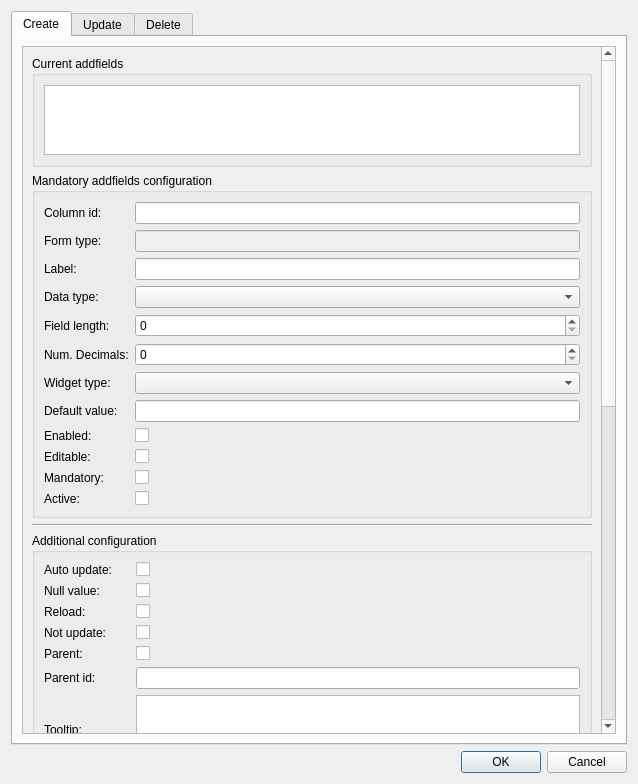
Before: the Qt Designer form ui/manage_addfields.ui in Giswater/giswater_qgis_plugin, drawn with Qt 5.
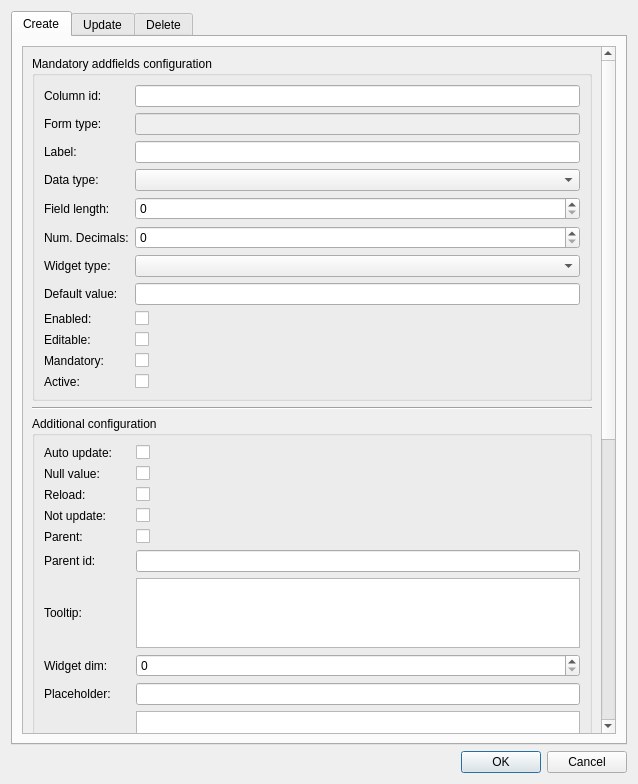
After: the same form once the commit is applied.

Commit message: Enhancement: Remove table current addfields on Create/Update addfields

```diff
--- a/ui/manage_addfields.ui
+++ b/ui/manage_addfields.ui
@@ -65,23 +65,11 @@
            <rect>
             <x>0</x>
             <y>0</y>
-            <width>565</width>
-            <height>1485</height>
+            <width>577</width>
+            <height>1139</height>
            </rect>
           </property>
           <layout class="QVBoxLayout" name="verticalLayout">
-           <item>
-            <widget class="QGroupBox" name="group_current_addfields">
-             <property name="title">
-              <string>Current addfields</string>
-             </property>
-             <layout class="QGridLayout" name="gridLayout_3">
-              <item row="0" column="0">
-               <widget class="QTableView" name="current_addfields"/>
-              </item>
-             </layout>
-            </widget>
-           </item>
            <item>
             <widget class="QGroupBox" name="groupBox_2">
              <property name="title">
```
The commit also changes 1 other file.
